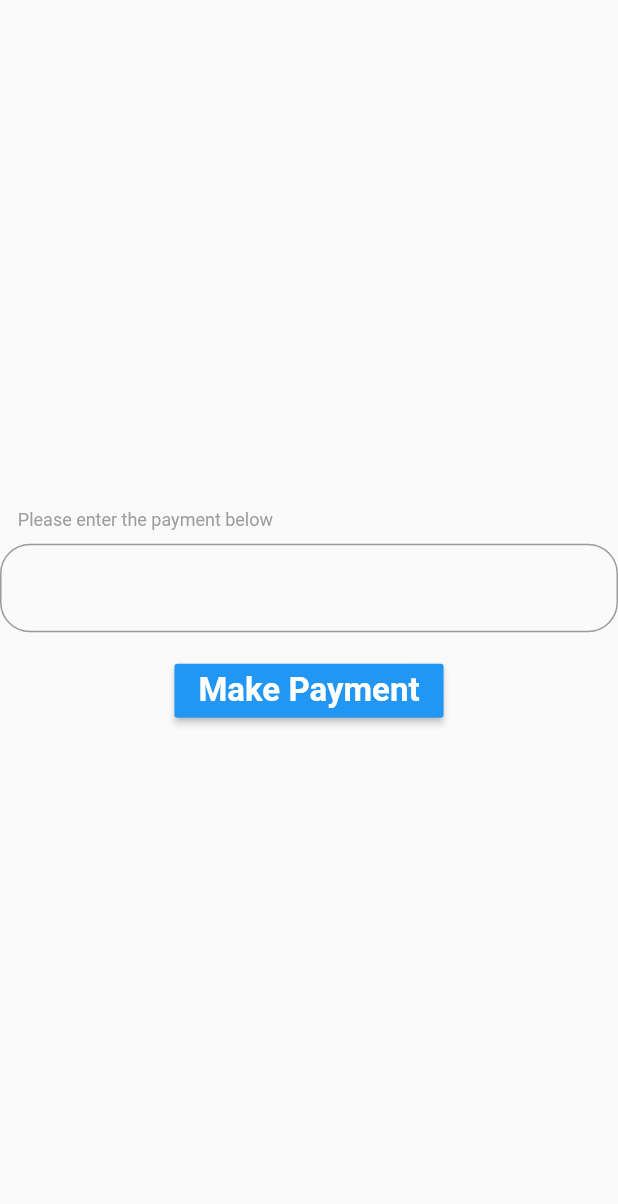
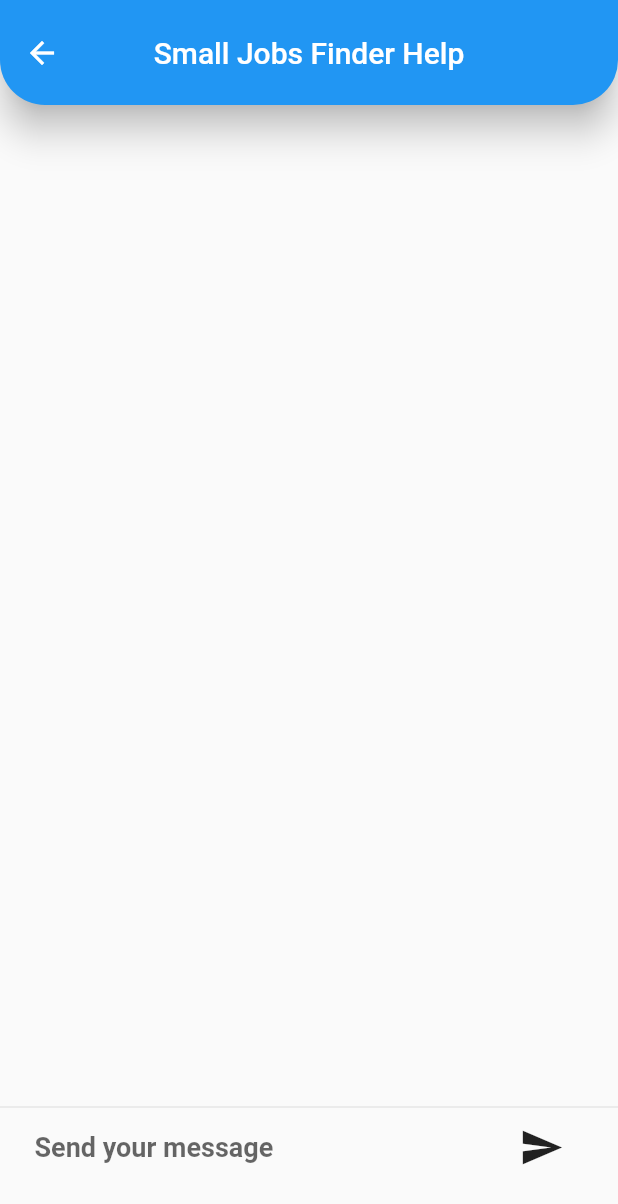
Before and after one commit to Kayesh-Abhi/small-jobs-finder-app, a Flutter app: the HomePage screen opened directly with empty values, after a tap on the "message" icon, on a phone screen of 412 x 824 dp. Shown: the top 1204 px of the screen. Run offline on Flutter 3.47's test engine with Material 2 defaults, Android fonts, the light colour scheme and no system bars; our stand-ins replace bubble, firebase_auth, firebase_core, firebase_database, firebase_storage, image_picker; missing offline and left inert: dialogflow_flutter, razorpay_flutter; accounts and stored records are empty; project files that could hold a hidden picture were left out.

Commit message:
Adding chatbot(not completed)

```diff
--- /dev/null
+++ b/lib/ChatBotScreen.dart
@@ -0,0 +1,157 @@
+import 'package:bubble/bubble.dart';
+import 'package:dialogflow_flutter/googleAuth.dart';
+import 'package:flutter/material.dart';
+import 'package:dialogflow_flutter/dialogflowFlutter.dart';
+
+void main() {
+  runApp(MyApp());
+}
+
+class MyApp extends StatefulWidget {
+  @override
+  _MyAppState createState() => _MyAppState();
+}
+
+class _MyAppState extends State<MyApp> {
+  @override
+  Widget build(BuildContext context) {
+    return MaterialApp(
+      debugShowCheckedModeBanner: false,
+      theme: ThemeData(
+        primaryColor: Colors.blue,
+        primarySwatch: Colors.blue,
+      ),
+      home: ChatBotScreen(),
+    );
+  }
+}
+
+class ChatBotScreen extends StatefulWidget {
+  @override
+  _ChatBotScreenState createState() => _ChatBotScreenState();
+}
+
+class _ChatBotScreenState extends State<ChatBotScreen> {
+  final messageInsert = TextEditingController();
+  //List<Map> messsages = List();
+  List<Map<String, dynamic>> messsages = [];
+  void response(query) async {
+    AuthGoogle authGoogle = await AuthGoogle(
+            fileJson: "images/firstapitest-301614-107974bfb1ed.json")
+        .build();
+    DialogFlow dialogflow = DialogFlow(authGoogle: authGoogle, language: "en");
+    AIResponse aiResponse = await dialogflow.detectIntent(query);
+    setState(() {
+      messsages.insert(0, {
+        "data": 0,
+        "message": aiResponse.getListMessage()![0]["text"]["text"][0].toString()
+      });
+    });
+  }
+
+  @override
+  Widget build(BuildContext context) {
+    return Scaffold(
+      appBar: AppBar(
+        centerTitle: true,
+        toolbarHeight: 70,
+        shape: RoundedRectangleBorder(
+          borderRadius: BorderRadius.only(
+            bottomLeft: Radius.circular(30),
+            bottomRight: Radius.circular(30),
+          ),
+        ),
+        elevation: 10,
+        title: Text("Small Jobs Finder Help"),
+      ),
+      body: Container(
+        child: Column(
+          children: <Widget>[
+            Flexible(
+                child: ListView.builder(
+                    reverse: true,
+                    itemCount: messsages.length,
+                    itemBuilder: (context, index) => chat(
+                        messsages[index]["message"].toString(),
+                        messsages[index]["data"]))),
+            Divider(
+              height: 6.0,
+            ),
+            Container(
+              padding: EdgeInsets.only(left: 15.0, right: 15.0, bottom: 20),
+              margin: const EdgeInsets.symmetric(horizontal: 8.0),
+              child: Row(
+                children: <Widget>[
+                  Flexible(
+                      child: TextField(
+                    controller: messageInsert,
+                    decoration: InputDecoration.collapsed(
+                        hintText: "Send your message",
+                        hintStyle: TextStyle(
+                            fontWeight: FontWeight.bold, fontSize: 18.0)),
+                  )),
+                  Container(
+                    margin: EdgeInsets.symmetric(horizontal: 4.0),
+                    child: IconButton(
+                        icon: Icon(
+                          Icons.send,
+                          size: 30.0,
+                        ),
+                        onPressed: () {
+                          if (messageInsert.text.isEmpty) {
+                            print("empty message");
+                          } else {
+                            setState(() {
+                              messsages.insert(0,
+                                  {"data": 1, "message": messageInsert.text});
+                            });
+                            response(messageInsert.text);
+                            messageInsert.clear();
+                          }
+                        }),
+                  )
+                ],
+              ),
+            ),
+            SizedBox(
+              height: 15.0,
+            )
+          ],
+        ),
+      ),
+    );
+  }
+
+  Widget chat(String message, int data) {
+    return Padding(
+      padding: EdgeInsets.all(10.0),
+      child: Bubble(
+          radius: Radius.circular(15.0),
+          color: data == 0 ? Colors.blue : Colors.blueAccent,
+          elevation: 0.0,
+          alignment: data == 0 ? Alignment.topLeft : Alignment.topRight,
+          nip: data == 0 ? BubbleNip.leftBottom : BubbleNip.rightTop,
+          child: Padding(
+            padding: EdgeInsets.all(2.0),
+            child: Row(
+              mainAxisSize: MainAxisSize.min,
+              children: <Widget>[
+                CircleAvatar(
+                  backgroundImage: AssetImage(
+                      data == 0 ? "images/bot.png" : "images/user.png"),
+                ),
+                SizedBox(
+                  width: 10.0,
+                ),
+                Flexible(
+                    child: Text(
+                  message,
+                  style: TextStyle(
+                      color: Colors.white, fontWeight: FontWeight.bold),
+                ))
+              ],
+            ),
+          )),
+    );
+  }
+}
--- a/lib/HomePage.dart
+++ b/lib/HomePage.dart
@@ -1,4 +1,5 @@
 import 'package:flutter/material.dart';
+import 'package:flutter_blop_app/ChatBotScreen.dart';
 import 'Authentication.dart';
 import 'PhotoUpload.dart';
 import 'Posts.dart';
@@ -69,8 +70,8 @@ class _HomePageState extends State<HomePage> {
         //chat bot button
         child: Icon(Icons.message),
         onPressed: () {
-          Navigator.push(
-              context, MaterialPageRoute(builder: (context) => PaymentPage()));
+          Navigator.push(context,
+              MaterialPageRoute(builder: (context) => ChatBotScreen()));
         },
       ),
       body: Container(
--- a/pubspec.yaml
+++ b/pubspec.yaml
@@ -44,6 +44,9 @@ dependencies:
   #fluttertoast: ^8.0.8
   razorpay_flutter: ^1.3.0
   http: ^0.13.3
+  dialogflow_flutter: ^1.0.0
+  bubble: ^1.1.9+1
+
 
 
 dev_dependencies:
@@ -71,6 +74,9 @@ flutter:
   # To add assets to your application, add an assets section, like this:
   assets:
      - images/logo.png
+     - images/firstapitest-301614-107974bfb1ed.json
+     - images/bot.png
+     - images/user.png
   #   - images/a_dot_ham.jpeg
 
   # An image asset can refer to one or more resolution-specific "variants", see
```
Also changed, not shown: assets/dialog_flow_auth.json (added, +12 -0 lines), assets/firstapitest-301614-107974bfb1ed.json (added, +12 -0 lines), images/firstapitest-301614-107974bfb1ed.json (added, +12 -0 lines), assets/bot.png (added), assets/user.png (added), images/bot.png (added), images/user.png (added), pubspec.lock, 1 other file.
